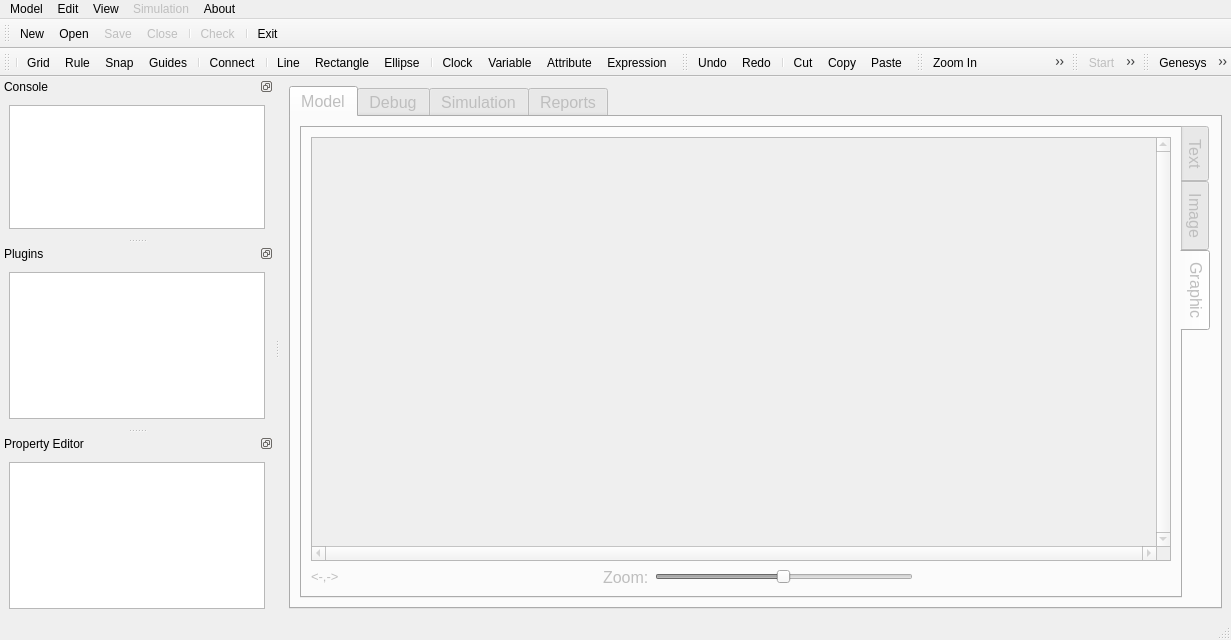
vits-hugs/Genesys-Simulator, file applications/gui/qt/SimpleGUI_QtCreator/SimpleGUI/mainwindow.ui: the form before one commit.
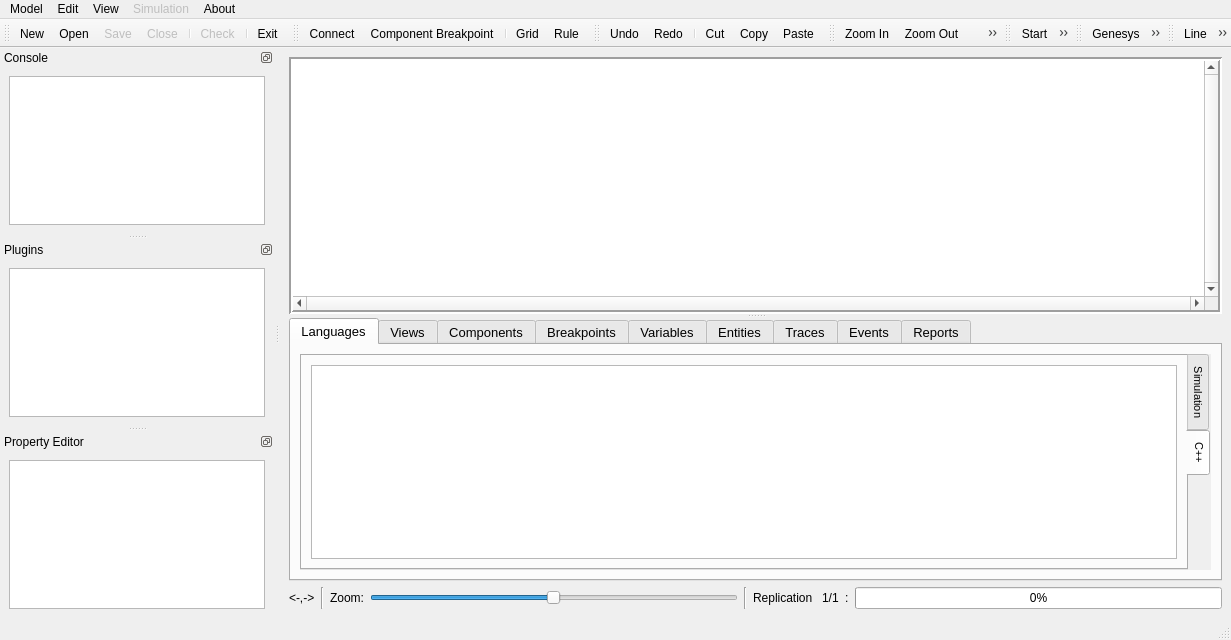
The form after the commit. The open tabs and pages were chosen to show the change. Icons and pictures are not drawn. Custom widgets are drawn as their Qt base class.

Commit message: Several GUI improvements. Just before starting to deal with Getters, Setters and Property Editor

Diff of the .ui file:
```diff
--- a/applications/gui/qt/SimpleGUI_QtCreator/SimpleGUI/mainwindow.ui
+++ b/applications/gui/qt/SimpleGUI_QtCreator/SimpleGUI/mainwindow.ui
@@ -21,15 +21,39 @@
    <bool>true</bool>
   </property>
   <widget class="QWidget" name="centralwidget">
-   <layout class="QGridLayout" name="gridLayout">
-    <item row="0" column="0">
+   <layout class="QVBoxLayout" name="verticalLayout_7">
+    <item>
+     <widget class="QSplitter" name="splitter">
+      <property name="orientation">
+       <enum>Qt::Vertical</enum>
+      </property>
+      <widget class="ModelGraphicsView" name="graphicsView">
+       <property name="sizePolicy">
+        <sizepolicy hsizetype="Expanding" vsizetype="Expanding">
+         <horstretch>0</horstretch>
+         <verstretch>4</verstretch>
+        </sizepolicy>
+       </property>
+       <property name="frameShape">
+        <enum>QFrame::Box</enum>
+       </property>
+       <property name="frameShadow">
+        <enum>QFrame::Sunken</enum>
+       </property>
+       <property name="lineWidth">
+        <number>2</number>
+       </property>
+       <property name="verticalScrollBarPolicy">
+        <enum>Qt::ScrollBarAlwaysOn</enum>
+       </property>
+       <property name="horizontalScrollBarPolicy">
+        <enum>Qt::ScrollBarAlwaysOn</enum>
+       </property>
+      </widget>
      <widget class="QTabWidget" name="tabWidgetCentral">
-      <property name="enabled">
-       <bool>false</bool>
-      </property>
       <property name="font">
        <font>
-        <pointsize>12</pointsize>
+         <pointsize>10</pointsize>
        </font>
       </property>
       <property name="currentIndex">
@@ -42,19 +66,24 @@
         </iconset>
        </attribute>
        <attribute name="title">
-        <string>Model</string>
-       </attribute>
-       <attribute name="toolTip">
-        <string>Model in Genesys Simulation Language</string>
-       </attribute>
-       <layout class="QVBoxLayout" name="verticalLayout_3">
+         <string>Languages</string>
+        </attribute>
+        <layout class="QVBoxLayout" name="verticalLayout_8">
         <item>
-         <widget class="QTabWidget" name="tabWidget_Model">
+          <widget class="QTabWidget" name="tabWidgetModelLanguages">
+           <property name="font">
+            <font>
+             <pointsize>8</pointsize>
+            </font>
+           </property>
+           <property name="autoFillBackground">
+            <bool>true</bool>
+           </property>
           <property name="tabPosition">
            <enum>QTabWidget::East</enum>
           </property>
           <property name="currentIndex">
-           <number>2</number>
+            <number>1</number>
           </property>
           <widget class="QWidget" name="tabModelText">
            <attribute name="icon">
@@ -62,19 +91,49 @@
              <normaloff>:/icons3/resources/icons/pack3/ico/text.ico</normaloff>:/icons3/resources/icons/pack3/ico/text.ico</iconset>
            </attribute>
            <attribute name="title">
-            <string>Text</string>
+             <string>Simulation</string>
            </attribute>
            <layout class="QVBoxLayout" name="verticalLayout_4"/>
           </widget>
-          <widget class="QWidget" name="tabModelGraphic">
+           <widget class="QWidget" name="tab">
+            <attribute name="title">
+             <string>C++</string>
+            </attribute>
+            <layout class="QVBoxLayout" name="verticalLayout_16">
+             <item>
+              <widget class="CodeEditor" name="plainTextEditCppCode">
+               <property name="font">
+                <font>
+                 <family>Courier 10 Pitch</family>
+                 <pointsize>10</pointsize>
+                </font>
+               </property>
+              </widget>
+             </item>
+            </layout>
+           </widget>
+          </widget>
+         </item>
+        </layout>
+       </widget>
+       <widget class="QWidget" name="tabModelView">
            <attribute name="icon">
             <iconset resource="simpleGUI_resources.qrc">
              <normaloff>:/mxgraph/resources/icons/pack4/iconsMxGraph/vertical.png</normaloff>:/mxgraph/resources/icons/pack4/iconsMxGraph/vertical.png</iconset>
            </attribute>
            <attribute name="title">
-            <string>Image</string>
-           </attribute>
-           <layout class="QVBoxLayout" name="verticalLayout_6">
+         <string>Views</string>
+        </attribute>
+        <layout class="QVBoxLayout" name="verticalLayout_3">
+         <item>
+          <widget class="QFrame" name="frame">
+           <property name="frameShape">
+            <enum>QFrame::StyledPanel</enum>
+           </property>
+           <property name="frameShadow">
+            <enum>QFrame::Raised</enum>
+           </property>
+           <layout class="QVBoxLayout" name="verticalLayout_11">
             <item>
              <widget class="QScrollArea" name="scrollArea_Graphic">
               <property name="verticalScrollBarPolicy">
@@ -186,113 +245,53 @@
             </item>
            </layout>
           </widget>
-          <widget class="QWidget" name="tabModelGraphicEdit">
-           <attribute name="icon">
-            <iconset resource="simpleGUI_resources.qrc">
-             <normaloff>:/icons3/resources/icons/pack3/ico/diagram.ico</normaloff>:/icons3/resources/icons/pack3/ico/diagram.ico</iconset>
-           </attribute>
+         </item>
+        </layout>
+       </widget>
+       <widget class="QWidget" name="tabComponents">
            <attribute name="title">
-            <string>Graphic</string>
-           </attribute>
-           <layout class="QVBoxLayout" name="verticalLayout_14">
+         <string>Components</string>
+        </attribute>
+        <layout class="QVBoxLayout" name="verticalLayout_6">
             <item>
-             <widget class="ModelGraphicsView" name="graphicsView">
-              <property name="verticalScrollBarPolicy">
-               <enum>Qt::ScrollBarAlwaysOn</enum>
-              </property>
-              <property name="horizontalScrollBarPolicy">
-               <enum>Qt::ScrollBarAlwaysOn</enum>
-              </property>
-             </widget>
-            </item>
-            <item>
-             <layout class="QHBoxLayout" name="horizontalLayout_5">
-              <item>
-               <widget class="QLabel" name="labelMousePos">
-                <property name="font">
-                 <font>
-                  <pointsize>10</pointsize>
-                 </font>
-                </property>
+          <widget class="QTreeWidget" name="treeWidgetComponents">
+           <property name="autoScrollMargin">
+            <number>8</number>
+           </property>
+           <property name="rootIsDecorated">
+            <bool>true</bool>
+           </property>
+           <property name="sortingEnabled">
+            <bool>true</bool>
+           </property>
+           <property name="columnCount">
+            <number>4</number>
+           </property>
+           <column>
                 <property name="text">
-                 <string>&lt;-,-&gt;</string>
-                </property>
-               </widget>
-              </item>
-              <item>
-               <spacer name="horizontalSpacer_2">
-                <property name="orientation">
-                 <enum>Qt::Horizontal</enum>
-                </property>
-                <property name="sizeHint" stdset="0">
-                 <size>
-                  <width>40</width>
-                  <height>20</height>
-                 </size>
-                </property>
-               </spacer>
-              </item>
-              <item>
-               <widget class="QLabel" name="label_3">
+             <string notr="true">1</string>
+            </property>
+           </column>
+           <column>
+            <property name="text">
+             <string notr="true">2</string>
+            </property>
+           </column>
+           <column>
+            <property name="text">
+             <string notr="true">3</string>
+            </property>
+           </column>
+           <column>
                 <property name="text">
-                 <string>Zoom:</string>
-                </property>
-               </widget>
-              </item>
-              <item>
-               <widget class="QSlider" name="horizontalSlider_ZoomGraphical">
-                <property name="minimum">
-                 <number>1</number>
-                </property>
-                <property name="maximum">
-                 <number>1000</number>
-                </property>
-                <property name="singleStep">
-                 <number>1</number>
-                </property>
-                <property name="value">
-                 <number>500</number>
-                </property>
-                <property name="orientation">
-                 <enum>Qt::Horizontal</enum>
-                </property>
-               </widget>
-              </item>
-              <item>
-               <spacer name="horizontalSpacer_3">
-                <property name="orientation">
-                 <enum>Qt::Horizontal</enum>
-                </property>
-                <property name="sizeHint" stdset="0">
-                 <size>
-                  <width>40</width>
-                  <height>20</height>
-                 </size>
-                </property>
-               </spacer>
-              </item>
-             </layout>
-            </item>
-           </layout>
-          </widget>
-         </widget>
-        </item>
-       </layout>
-      </widget>
-      <widget class="QWidget" name="tabDebug">
-       <attribute name="title">
-        <string>Debug</string>
-       </attribute>
-       <layout class="QVBoxLayout" name="verticalLayout_9">
-        <item>
-         <widget class="QTabWidget" name="tabWidget_Debug">
-          <property name="tabPosition">
-           <enum>QTabWidget::East</enum>
-          </property>
-          <property name="currentIndex">
-           <number>0</number>
-          </property>
-          <widget class="QWidget" name="tab_Debug_Breakpoints">
+             <string notr="true">4</string>
+            </property>
+           </column>
+          </widget>
+         </item>
+        </layout>
+       </widget>
+       <widget class="QWidget" name="tabBrekpoints">
            <attribute name="icon">
             <iconset resource="simpleGUI_resources.qrc">
              <normaloff>:/icons3/resources/icons/pack3/ico/abort.ico</normaloff>:/icons3/resources/icons/pack3/ico/abort.ico</iconset>
@@ -300,7 +299,7 @@
            <attribute name="title">
             <string>Breakpoints</string>
            </attribute>
-           <layout class="QVBoxLayout" name="verticalLayout_10">
+        <layout class="QVBoxLayout" name="verticalLayout_14">
             <item>
              <widget class="QTableWidget" name="tableWidget_Breakpoints">
               <property name="enabled">
@@ -317,40 +316,9 @@
               <column/>
              </widget>
             </item>
-            <item>
-             <layout class="QHBoxLayout" name="horizontalLayout_6" stretch="0,0,0">
-              <item>
-               <widget class="QPushButton" name="pushButton_Breakpoint_Insert">
-                <property name="text">
-                 <string>Insert</string>
-                </property>
-               </widget>
-              </item>
-              <item>
-               <widget class="QPushButton" name="pushButton_Breakpoint_Remove">
-                <property name="text">
-                 <string>Remove</string>
-                </property>
-               </widget>
-              </item>
-              <item>
-               <spacer name="horizontalSpacer">
-                <property name="orientation">
-                 <enum>Qt::Horizontal</enum>
-                </property>
-                <property name="sizeHint" stdset="0">
-                 <size>
-                  <width>40</width>
-                  <height>20</height>
-                 </size>
-                </property>
-               </spacer>
-              </item>
-             </layout>
-            </item>
-           </layout>
-          </widget>
-          <widget class="QWidget" name="tab_Debug_Variables">
+        </layout>
+       </widget>
+       <widget class="QWidget" name="tabVariables">
            <attribute name="icon">
             <iconset resource="simpleGUI_resources.qrc">
              <normaloff>:/icons1/resources/icons/pack1/ico/35.ico</normaloff>:/icons1/resources/icons/pack1/ico/35.ico</iconset>
@@ -377,7 +345,7 @@
             </item>
            </layout>
           </widget>
-          <widget class="QWidget" name="tabDebug_Entities">
+       <widget class="QWidget" name="tabEntities">
            <attribute name="icon">
             <iconset resource="simpleGUI_resources.qrc">
              <normaloff>:/icons3/resources/icons/pack3/ico/yellow pin.ico</normaloff>:/icons3/resources/icons/pack3/ico/yellow pin.ico</iconset>
@@ -404,37 +372,15 @@
             </item>
            </layout>
           </widget>
-         </widget>
-        </item>
-       </layout>
-      </widget>
-      <widget class="QWidget" name="tabSimulation">
-       <attribute name="icon">
-        <iconset>
-         <normalon>:/icons2/resources/icons/pack2/ico/19.ico</normalon>
-        </iconset>
-       </attribute>
-       <attribute name="title">
-        <string>Simulation</string>
-       </attribute>
-       <layout class="QVBoxLayout" name="verticalLayout_2">
-        <item>
-         <widget class="QTabWidget" name="tabWidget_Simulation">
-          <property name="tabPosition">
-           <enum>QTabWidget::East</enum>
-          </property>
-          <property name="currentIndex">
-           <number>0</number>
-          </property>
-          <widget class="QWidget" name="tab_Simulation_Trace">
+       <widget class="QWidget" name="tabTraces">
            <attribute name="icon">
             <iconset resource="simpleGUI_resources.qrc">
              <normaloff>:/icons3/resources/icons/pack3/ico/movie.ico</normaloff>:/icons3/resources/icons/pack3/ico/movie.ico</iconset>
            </attribute>
            <attribute name="title">
-            <string>Trace</string>
-           </attribute>
-           <layout class="QVBoxLayout" name="verticalLayout_7">
+         <string>Traces</string>
+        </attribute>
+        <layout class="QVBoxLayout" name="verticalLayout_9">
             <item>
              <widget class="QTextEdit" name="textEdit_Simulation">
               <property name="font">
@@ -452,7 +398,7 @@
             </item>
            </layout>
           </widget>
-          <widget class="QWidget" name="tab_Simulation_Event">
+       <widget class="QWidget" name="tabEvents">
            <attribute name="icon">
             <iconset resource="simpleGUI_resources.qrc">
              <normaloff>:/icons3/resources/icons/pack3/ico/table.ico</normaloff>:/icons3/resources/icons/pack3/ico/table.ico</iconset>
@@ -460,7 +406,7 @@
            <attribute name="title">
             <string>Events</string>
            </attribute>
-           <layout class="QVBoxLayout" name="verticalLayout_8">
+        <layout class="QVBoxLayout" name="verticalLayout_10">
             <item>
              <widget class="QTableWidget" name="tableWidget_Simulation_Event">
               <property name="font">
@@ -484,12 +430,102 @@
             </item>
            </layout>
           </widget>
-         </widget>
-        </item>
+       <widget class="QWidget" name="tabReports">
+        <attribute name="icon">
+         <iconset resource="simpleGUI_resources.qrc">
+          <normaloff>:/icons3/resources/icons/pack3/ico/report.ico</normaloff>:/icons3/resources/icons/pack3/ico/report.ico</iconset>
+        </attribute>
+        <attribute name="title">
+         <string>Reports</string>
+        </attribute>
+        <layout class="QVBoxLayout" name="verticalLayout_2">
+         <item>
+          <widget class="QTextEdit" name="textEdit_Reports">
+           <property name="font">
+            <font>
+             <family>Courier 10 Pitch</family>
+             <pointsize>10</pointsize>
+            </font>
+           </property>
+           <property name="lineWrapMode">
+            <enum>QTextEdit::NoWrap</enum>
+           </property>
+           <property name="textInteractionFlags">
+            <set>Qt::TextSelectableByKeyboard|Qt::TextSelectableByMouse</set>
+           </property>
+          </widget>
+         </item>
+        </layout>
+       </widget>
+      </widget>
+     </widget>
+    </item>
         <item>
-         <layout class="QHBoxLayout" name="horizontalLayout_3">
+     <layout class="QHBoxLayout" name="horizontalLayoutZoomReplication">
+      <item>
+       <widget class="QLabel" name="labelMousePos">
+        <property name="font">
+         <font>
+          <pointsize>9</pointsize>
+         </font>
+        </property>
+        <property name="text">
+         <string>&lt;-,-&gt;</string>
+        </property>
+       </widget>
+      </item>
+      <item>
+       <widget class="Line" name="line">
+        <property name="orientation">
+         <enum>Qt::Vertical</enum>
+        </property>
+       </widget>
+      </item>
+      <item>
+       <widget class="QLabel" name="label_3">
+        <property name="font">
+         <font>
+          <pointsize>9</pointsize>
+         </font>
+        </property>
+        <property name="text">
+         <string>Zoom:</string>
+        </property>
+       </widget>
+      </item>
+      <item>
+       <widget class="QSlider" name="horizontalSlider_ZoomGraphical">
+        <property name="minimum">
+         <number>1</number>
+        </property>
+        <property name="maximum">
+         <number>1000</number>
+        </property>
+        <property name="singleStep">
+         <number>1</number>
+        </property>
+        <property name="value">
+         <number>500</number>
+        </property>
+        <property name="orientation">
+         <enum>Qt::Horizontal</enum>
+        </property>
+       </widget>
+      </item>
+      <item>
+       <widget class="Line" name="line_2">
+        <property name="orientation">
+         <enum>Qt::Vertical</enum>
+        </property>
+       </widget>
+      </item>
           <item>
            <widget class="QLabel" name="label_2">
+        <property name="font">
+         <font>
+          <pointsize>9</pointsize>
+         </font>
+        </property>
             <property name="text">
              <string>Replication </string>
             </property>
@@ -497,6 +533,11 @@
           </item>
           <item>
            <widget class="QLabel" name="label_ReplicationNum">
+        <property name="font">
+         <font>
+          <pointsize>9</pointsize>
+         </font>
+        </property>
             <property name="text">
              <string>1/1</string>
             </property>
@@ -511,74 +552,17 @@
           </item>
           <item>
            <widget class="QProgressBar" name="progressBarSimulation">
-            <property name="value">
-             <number>0</number>
-            </property>
-           </widget>
-          </item>
-         </layout>
-        </item>
-       </layout>
-      </widget>
-      <widget class="QWidget" name="tabReport">
-       <attribute name="icon">
-        <iconset>
-         <normalon>:/icons2/resources/icons/pack2/ico/16.ico</normalon>
-        </iconset>
-       </attribute>
-       <attribute name="title">
-        <string>Reports</string>
-       </attribute>
-       <layout class="QVBoxLayout" name="verticalLayout_11">
-        <item>
-         <widget class="QTabWidget" name="tabWidget_Report">
-          <property name="tabPosition">
-           <enum>QTabWidget::East</enum>
-          </property>
-          <property name="currentIndex">
-           <number>0</number>
-          </property>
-          <widget class="QWidget" name="tabReportTextr">
-           <attribute name="icon">
-            <iconset resource="simpleGUI_resources.qrc">
-             <normaloff>:/icons3/resources/icons/pack3/ico/text.ico</normaloff>:/icons3/resources/icons/pack3/ico/text.ico</iconset>
-           </attribute>
-           <attribute name="title">
-            <string>Text</string>
-           </attribute>
-           <layout class="QVBoxLayout" name="verticalLayout_15">
-            <item>
-             <widget class="QTextEdit" name="textEdit_Reports">
               <property name="font">
                <font>
-                <family>Courier 10 Pitch</family>
-                <pointsize>10</pointsize>
-               </font>
-              </property>
-              <property name="lineWrapMode">
-               <enum>QTextEdit::NoWrap</enum>
-              </property>
-              <property name="textInteractionFlags">
-               <set>Qt::TextSelectableByKeyboard|Qt::TextSelectableByMouse</set>
-              </property>
+          <pointsize>9</pointsize>
+         </font>
+        </property>
+        <property name="value">
+         <number>0</number>
+        </property>
              </widget>
             </item>
            </layout>
-          </widget>
-          <widget class="QWidget" name="tabReportGraphics">
-           <attribute name="icon">
-            <iconset resource="simpleGUI_resources.qrc">
-             <normaloff>:/icons3/resources/icons/pack3/ico/stock graph.ico</normaloff>:/icons3/resources/icons/pack3/ico/stock graph.ico</iconset>
-           </attribute>
-           <attribute name="title">
-            <string>Graphics</string>
-           </attribute>
-          </widget>
-         </widget>
-        </item>
-       </layout>
-      </widget>
-     </widget>
     </item>
    </layout>
   </widget>
@@ -711,32 +695,9 @@
    <addaction name="actionExit"/>
   </widget>
   <widget class="QDockWidget" name="dockWidgetConsole">
-   <property name="sizePolicy">
-    <sizepolicy hsizetype="Minimum" vsizetype="Minimum">
-     <horstretch>0</horstretch>
-     <verstretch>0</verstretch>
-    </sizepolicy>
-   </property>
-   <property name="minimumSize">
-    <size>
-     <width>100</width>
-     <height>109</height>
-    </size>
-   </property>
-   <property name="maximumSize">
-    <size>
-     <width>524287</width>
-     <height>200</height>
-    </size>
-   </property>
-   <property name="baseSize">
-    <size>
-     <width>100</width>
-     <height>100</height>
-    </size>
-   </property>
-   <property name="autoFillBackground">
-    <bool>false</bool>
+   <property name="windowIcon">
+    <iconset resource="simpleGUI_resources.qrc">
+     <normaloff>:/icons4/resources/icons/pack4/console.png</normaloff>:/icons4/resources/icons/pack4/console.png</iconset>
    </property>
    <property name="features">
     <set>QDockWidget::DockWidgetFloatable|QDockWidget::DockWidgetMovable</set>
@@ -756,7 +717,7 @@
       <widget class="QTextEdit" name="textEdit_Console">
        <property name="font">
         <font>
-         <pointsize>10</pointsize>
+         <pointsize>8</pointsize>
         </font>
        </property>
        <property name="textInteractionFlags">
@@ -768,18 +729,6 @@
    </widget>
   </widget>
   <widget class="QDockWidget" name="dockWidgetPlugins">
-   <property name="sizePolicy">
-    <sizepolicy hsizetype="Minimum" vsizetype="Minimum">
-     <horstretch>0</horstretch>
-     <verstretch>0</verstretch>
-    </sizepolicy>
-   </property>
-   <property name="baseSize">
-    <size>
-     <width>100</width>
-     <height>100</height>
-    </size>
-   </property>
    <property name="windowIcon">
     <iconset resource="simpleGUI_resources.qrc">
      <normaloff>:/icons3/resources/icons/pack3/ico/component.ico</normaloff>:/icons3/resources/icons/pack3/ico/component.ico</iconset>
@@ -800,6 +749,15 @@
     <layout class="QHBoxLayout" name="horizontalLayout_2">
      <item>
       <widget class="QTreeWidget" name="treeWidget_Plugins">
+       <property name="sizePolicy">
+        <sizepolicy hsizetype="Expanding" vsizetype="Expanding">
+         <horstretch>0</horstretch>
+         <verstretch>1</verstretch>
+        </sizepolicy>
+       </property>
+       <property name="toolTipDuration">
+        <number>-1</number>
+       </property>
        <property name="dragEnabled">
         <bool>true</bool>
        </property>
@@ -813,7 +771,7 @@
         <bool>true</bool>
        </property>
        <property name="indentation">
-        <number>6</number>
+        <number>7</number>
        </property>
        <property name="sortingEnabled">
         <bool>true</bool>
@@ -856,7 +814,14 @@
    <widget class="QWidget" name="dockWidgetContents">
     <layout class="QHBoxLayout" name="horizontalLayout_4">
      <item>
-      <widget class="QTreeView" name="treeViewPropertyEditor"/>
+      <widget class="QTreeView" name="treeViewPropertyEditor">
+       <property name="sizePolicy">
+        <sizepolicy hsizetype="Expanding" vsizetype="Expanding">
+         <horstretch>0</horstretch>
+         <verstretch>1</verstretch>
+        </sizepolicy>
+       </property>
+      </widget>
      </item>
     </layout>
    </widget>
@@ -875,24 +840,13 @@
     <enum>TopToolBarArea</enum>
    </attribute>
    <attribute name="toolBarBreak">
-    <bool>true</bool>
+    <bool>false</bool>
    </attribute>
+   <addaction name="actionConnect"/>
+   <addaction name="actionComponent_Breakpoint"/>
    <addaction name="separator"/>
    <addaction name="actionGrid"/>
    <addaction name="actionRule"/>
-   <addaction name="actionSnap"/>
-   <addaction name="actionGuides"/>
-   <addaction name="separator"/>
-   <addaction name="actionConnect"/>
-   <addaction name="separator"/>
-   <addaction name="actionLine"/>
-   <addaction name="actionRectangle"/>
-   <addaction name="actionEllipse"/>
-   <addaction name="separator"/>
-   <addaction name="actionClock"/>
-   <addaction name="actionVariable"/>
-   <addaction name="actionAttribute"/>
-   <addaction name="actionExpression"/>
   </widget>
   <widget class="QToolBar" name="toolBarEdit">
    <property name="windowTitle">
@@ -955,6 +909,24 @@
    <addaction name="actionLicence"/>
    <addaction name="actionGet_Involved"/>
   </widget>
+  <widget class="QToolBar" name="toolBarAnimation">
+   <property name="windowTitle">
+    <string>toolBar</string>
+   </property>
+   <attribute name="toolBarArea">
+    <enum>TopToolBarArea</enum>
+   </attribute>
+   <attribute name="toolBarBreak">
+    <bool>false</bool>
+   </attribute>
+   <addaction name="actionLine"/>
+   <addaction name="actionEllipse"/>
+   <addaction name="actionRectangle"/>
+   <addaction name="separator"/>
+   <addaction name="actionClock"/>
+   <addaction name="actionVariable"/>
+   <addaction name="actionExpression"/>
+  </widget>
   <action name="actionNew">
    <property name="icon">
     <iconset resource="simpleGUI_resources.qrc">
@@ -1017,7 +989,7 @@
   </action>
   <action name="actionStart">
    <property name="enabled">
-    <bool>false</bool>
+    <bool>true</bool>
    </property>
    <property name="icon">
     <iconset resource="simpleGUI_resources.qrc">
@@ -1390,15 +1362,6 @@
     <string>Variable</string>
    </property>
   </action>
-  <action name="actionAttribute">
-   <property name="icon">
-    <iconset resource="simpleGUI_resources.qrc">
-     <normaloff>:/icons3/resources/icons/pack3/ico/question.ico</normaloff>:/icons3/resources/icons/pack3/ico/question.ico</iconset>
-   </property>
-   <property name="text">
-    <string>Attribute</string>
-   </property>
-  </action>
   <action name="actionExpression">
    <property name="icon">
     <iconset resource="simpleGUI_resources.qrc">
@@ -1444,6 +1407,18 @@
     <string>Connect</string>
    </property>
   </action>
+  <action name="actionComponent_Breakpoint">
+   <property name="icon">
+    <iconset resource="simpleGUI_resources.qrc">
+     <normaloff>:/icons3/resources/icons/pack3/ico/abort.ico</normaloff>:/icons3/resources/icons/pack3/ico/abort.ico</iconset>
+   </property>
+   <property name="text">
+    <string>Component Breakpoint</string>
+   </property>
+   <property name="toolTip">
+    <string>Component Breakpoint</string>
+   </property>
+  </action>
  </widget>
  <customwidgets>
   <customwidget>
@@ -1451,6 +1426,11 @@
    <extends>QGraphicsView</extends>
    <header>ModelGraphicsView.h</header>
   </customwidget>
+  <customwidget>
+   <class>CodeEditor</class>
+   <extends>QPlainTextEdit</extends>
+   <header location="global">CodeEditor.h</header>
+  </customwidget>
  </customwidgets>
  <tabstops>
   <tabstop>textEdit_Reports</tabstop>
```
Left out of the diff: 111 changed lines with no effect on the pictures. Lines whose indentation alone changed are shown as unchanged. The commit also changes 48 other files.
